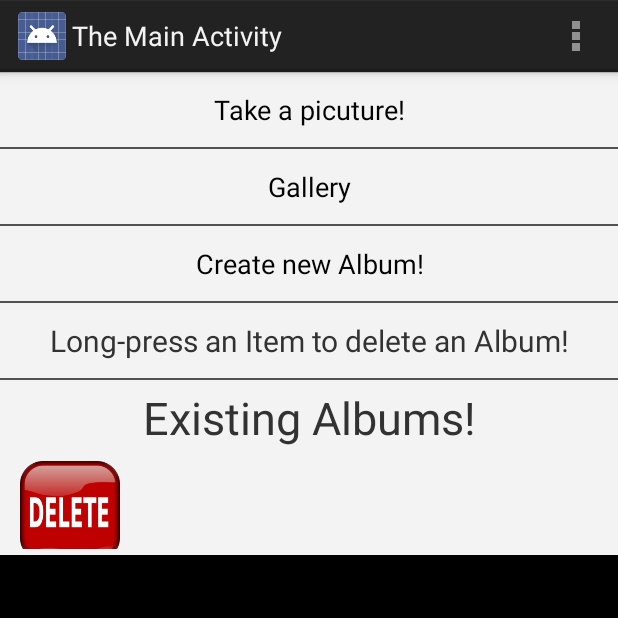
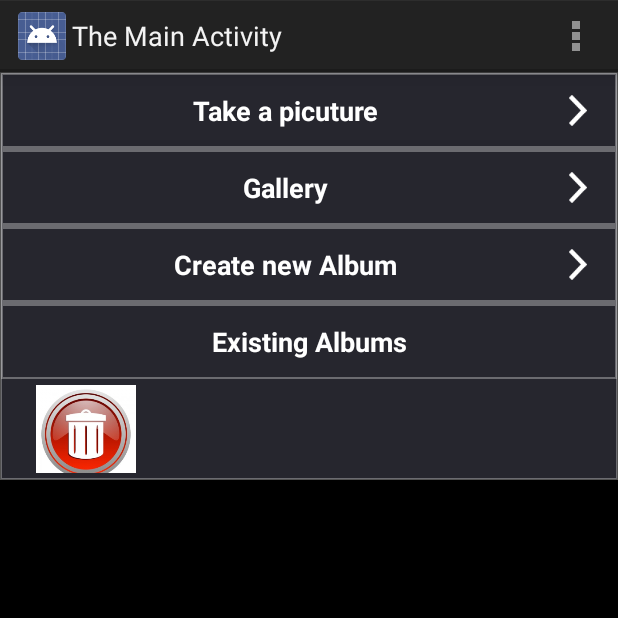
Before and after one commit to luciantoo/TripMemories, an Android app: the MainActivity screen opened directly, with no data from a screen before it, on a phone screen of 412 x 824 dp, the top half of it. Run offline under Robolectric (Android 15) with nearby library versions, the phone set to English and light mode, and no system bars; 2 statements that could not run were skipped.

Commit message:
Design and features.

```diff
--- a/app/src/main/java/itec/code2smile/CustomView.java
+++ b/app/src/main/java/itec/code2smile/CustomView.java
@@ -19,7 +19,6 @@ public class CustomView extends RelativeLayout{
         super(context);
 
         setPadding(0, 6, 0, 6);
-        //setBackground(getResources().getDrawable(R.drawable.album));
 
         RelativeLayout.LayoutParams params = new RelativeLayout.LayoutParams(itemH,itemH);
         params.setMargins(20, 0, 20, 0);
@@ -27,18 +26,19 @@ public class CustomView extends RelativeLayout{
         params.addRule(RelativeLayout.ALIGN_PARENT_TOP);
 
         ImageView ivLogo = new ImageView(context);
-        ivLogo.setImageDrawable(context.getResources().getDrawable(R.drawable.delete));
+        ivLogo.setImageDrawable(context.getResources().getDrawable(R.drawable.delete1));
         addView(ivLogo, params);
         ivLogo.setId(ivLogoID);
 
-        //Relative Layout for Texts
+        //Relative Layout for Text
         RelativeLayout.LayoutParams paramsTxt = new RelativeLayout.LayoutParams(LayoutParams.MATCH_PARENT , LayoutParams.WRAP_CONTENT);
         paramsTxt.addRule(RelativeLayout.RIGHT_OF, ivLogoID);
 
         LinearLayout m_ll = new LinearLayout(context);
+        m_ll.setMinimumWidth(LayoutParams.MATCH_PARENT);
+        m_ll.setMinimumHeight(itemH);
         m_ll.setOrientation(LinearLayout.VERTICAL);
-        m_ll.setGravity(Gravity.BOTTOM);
-        //m_ll.setBackground(getResources().getDrawable(R.drawable.abc_list_pressed_holo_light));
+        m_ll.setGravity(Gravity.CENTER);
 
         TextView m_TextName = new TextView(context);
         m_TextName.setTextSize(16);
--- a/app/src/main/java/itec/code2smile/MainActivity.java
+++ b/app/src/main/java/itec/code2smile/MainActivity.java
@@ -109,6 +109,10 @@ public class MainActivity extends Activity {
                 Singleton.mySettings.writeAlbumNames(albumNames);
                 Log.d(TAG,Singleton.mySettings.getAlbumNames().toString());
 
+                Toast.makeText(getApplicationContext(),
+                        "Album" + albumIndex + " has been created", Toast.LENGTH_LONG)
+                        .show();
+
                 Singleton.mySettings.incrementAlbumIndex(albumIndex+1);
 
                 cstAdapter.notifyDataSetChanged();
--- /dev/null
+++ b/app/src/main/res/drawable/background_list.xml
@@ -0,0 +1,10 @@
+<?xml version="1.0" encoding="utf-8"?>
+<shape xmlns:android="http://schemas.android.com/apk/res/android" android:shape="rectangle" >
+    <solid android:color="@color/settings_bg_color" />
+    <stroke android:width="1dip"
+            android:color="@color/divider_color"/>
+    <padding android:bottom="1dp"
+             android:left="1dp"
+             android:top="1dp"
+             android:right="1dp"/>
+</shape>
--- a/app/src/main/res/layout/activity_main.xml
+++ b/app/src/main/res/layout/activity_main.xml
@@ -14,14 +14,20 @@
 
     <LinearLayout android:layout_width="match_parent"
                   android:layout_height="wrap_content"
-                  android:orientation="vertical">
+                  android:orientation="vertical"
+                  android:background="@drawable/background_list">
 
 
         <Button android:layout_width="match_parent"
                 android:layout_height="@dimen/items_height"
                 android:id="@+id/take_picture"
-                android:text="Take a picuture!"
-                android:background="@color/background_color"/>
+                android:text="Take a picuture"
+                android:textStyle="bold"
+                android:textColor="@color/settings_text_color"
+                android:textSize="@dimen/font_medium"
+                android:background="@drawable/background_list"
+                android:drawableRight="@drawable/right_button"
+                android:paddingRight="@dimen/right_padding"/>
 
         <View
                 android:background="@color/separator"
@@ -32,7 +38,12 @@
                 android:layout_height="@dimen/items_height"
                 android:id="@+id/open_gallery"
                 android:text="Gallery"
-                android:background="@color/background_color"/>
+                android:textColor="@color/settings_text_color"
+                android:textStyle="bold"
+                android:textSize="@dimen/font_medium"
+                android:background="@drawable/background_list"
+                android:drawableRight="@drawable/right_button"
+                android:paddingRight="@dimen/right_padding"/>
 
         <View
                 android:background="@color/separator"
@@ -41,22 +52,14 @@
 
         <Button android:layout_width="match_parent"
                 android:layout_height="@dimen/items_height"
-                android:text="Create new Album!"
+                android:text="Create new Album"
                 android:id="@+id/create_album"
-                android:background="@color/background_color"/>
-
-        <View
-                android:background="@color/separator"
-                android:layout_width="match_parent"
-                android:layout_height="1dp"/>
-
-        <TextView android:layout_width="match_parent"
-                android:layout_height="@dimen/items_height"
-                android:text="@string/delete_album"
-                android:gravity="center"
-                android:textSize="20dp"
-                android:id="@+id/delete_album"
-                android:background="@color/background_color"/>
+                android:textColor="@color/settings_text_color"
+                android:textSize="@dimen/font_medium"
+                android:textStyle="bold"
+                android:background="@drawable/background_list"
+                android:drawableRight="@drawable/right_button"
+                android:paddingRight="@dimen/right_padding"/>
 
         <View
                 android:background="@color/separator"
@@ -66,15 +69,22 @@
         <TextView android:layout_width="match_parent"
                   android:layout_height="@dimen/items_height"
                   android:id="@+id/text_view"
-                  android:text="Existing Albums!"
+                  android:text="Existing Albums"
                   android:gravity="center"
-                  android:textSize="30dp"
-                  android:background="@color/background_color"/>
+                  android:textColor="@color/settings_text_color"
+                  android:textStyle="bold"
+                  android:textSize="@dimen/font_medium"
+                  android:background="@drawable/background_list"/>
 
         <ListView android:layout_width="match_parent"
                   android:layout_height="wrap_content"
                   android:id="@+id/list_view"
-                  android:background="@color/background_color"></ListView>
+                  android:textColor="@color/settings_text_color"
+                  android:textSize="@dimen/font_medium"
+                  android:textStyle="bold"
+                  android:divider="@color/divider_color"
+                  android:dividerHeight="1dp"
+                  android:paddingLeft="10dp"></ListView>
 
     </LinearLayout>
 </RelativeLayout>
--- a/app/src/main/res/values/colors.xml
+++ b/app/src/main/res/values/colors.xml
@@ -1,5 +1,10 @@
 <?xml version="1.0" encoding="utf-8"?>
 <resources>
+
     <color name="separator">#51ffffff</color>
     <color name="background_color">#fff3f3f3</color>
+    <color name="settings_text_color">#ffffffff</color>
+    <color name="divider_color">#51ffffff</color>
+    <color name="settings_bg_color">#ff26262e</color>
+
 </resources>
--- a/app/src/main/res/values/dimens.xml
+++ b/app/src/main/res/values/dimens.xml
@@ -3,4 +3,7 @@
     <dimen name="activity_horizontal_margin">16dp</dimen>
     <dimen name="activity_vertical_margin">16dp</dimen>
     <dimen name="items_height">50dp</dimen>
+    <dimen name="font_medium">18dp</dimen>
+    <dimen name="right_padding">20dp</dimen>
+
     </resources>
```
Also changed, not shown: app/src/main/res/drawable-xhdpi/delete1.jpg (added), app/src/main/res/drawable-xhdpi/right_button.jpg (added).
